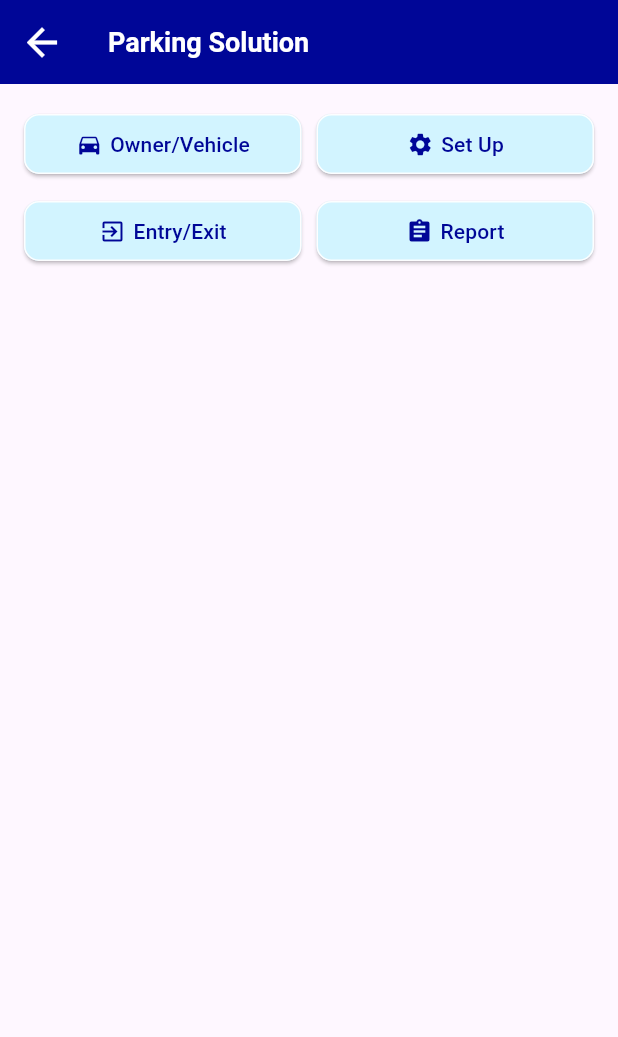
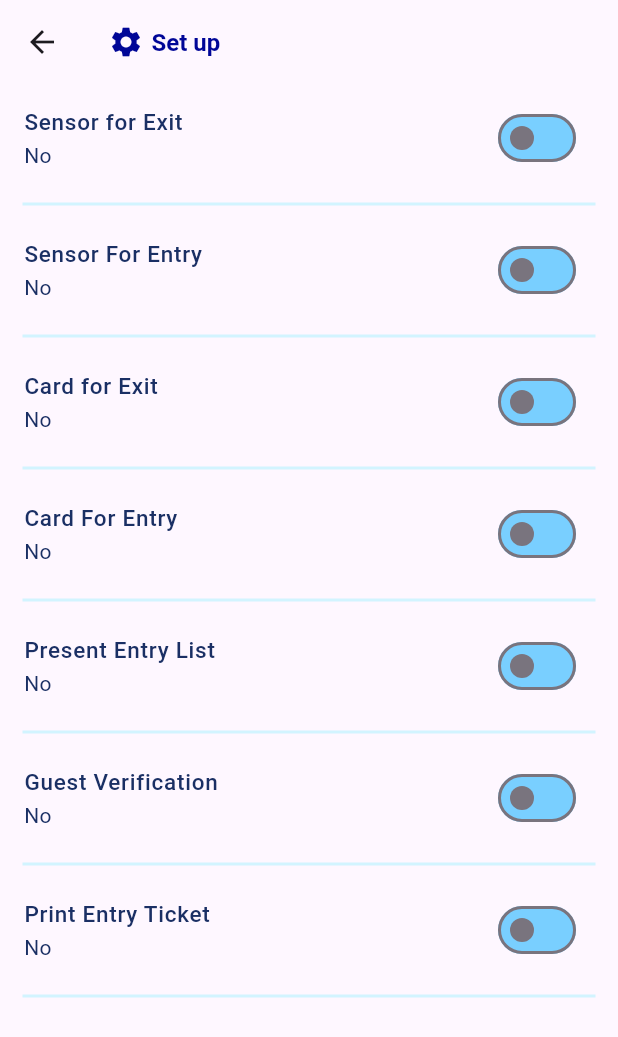
Before and after one commit to itachisem05/newparkingsolution, a Flutter app: the SetUpPage screen opened directly, after a tap on "Set Up", on a phone screen of 412 x 824 dp. Shown: the top 1037 px of the screen. Run offline on Flutter 3.47's test engine with Material 3 defaults, Android fonts, the phone set to English and light mode, and no system bars; our stand-ins replace fluttertoast; project files that could hold a hidden picture were left out.

Commit message:
SetUp_page|Onworking

```diff
--- a/lib/src/constants/colors.dart
+++ b/lib/src/constants/colors.dart
@@ -13,5 +13,6 @@ class ThemeColors {
   static const setuptextonclick = Color.fromRGBO(252, 254, 255, 1);
   static const setupborder = Color.fromRGBO(252, 254, 255, 1);
   static const setuptext = Color.fromRGBO(0, 6, 151, 1);
+  static const divider = Color.fromRGBO(210, 244, 255, 1);
 
 }
--- a/lib/Splash.dart
+++ b/lib/src/presentation/Splash.dart
@@ -1,7 +1,7 @@
 import 'dart:async';
 
 import 'package:flutter/material.dart';
-import 'package:newparkingsolution/login.dart';
+import 'package:newparkingsolution/src/presentation/login.dart';
 
 class SplashScreen extends StatefulWidget{
   const SplashScreen({Key? key}) : super(key: key);
--- a/lib/changepassword.dart
+++ b/lib/src/presentation/changepassword.dart
@@ -1,6 +1,6 @@
 import 'package:flutter/material.dart';
 import 'package:fluttertoast/fluttertoast.dart';
-import 'package:newparkingsolution/login.dart';
+import 'package:newparkingsolution/src/presentation/login.dart';
 import 'package:newparkingsolution/src/constants/colors.dart';
 
 class ChangePasswordScreen extends StatelessWidget {
--- a/lib/setup.dart
+++ b/lib/src/presentation/homepage.dart
@@ -1,5 +1,7 @@
 import 'package:flutter/material.dart';
 import 'package:newparkingsolution/src/constants/colors.dart';
+import 'package:newparkingsolution/src/presentation/setup.dart';
+import 'package:newparkingsolution/src/presentation/switchitem.dart';
 
 class SetUpPage extends StatelessWidget {
   const SetUpPage({Key? key}) : super(key: key);
@@ -91,9 +93,12 @@ class SetUpPage extends StatelessWidget {
 
                   iconData: Icons.settings, // Add the desired icon
                   onPressed: () {
-                    // Handle the "Set Up" button tap
-                  },
-                ),
+                  Navigator.push(
+                  context,
+                  MaterialPageRoute(builder: (context) =>Setup()),
+                          );
+                          },
+                       ),
                 ),
               ],
             ),
--- a/lib/login.dart
+++ b/lib/src/presentation/login.dart
@@ -1,7 +1,7 @@
 import 'package:flutter/material.dart';
-import 'package:newparkingsolution/changepassword.dart';
+import 'package:newparkingsolution/src/presentation/changepassword.dart';
 import 'package:newparkingsolution/src/constants/colors.dart';
-import 'package:newparkingsolution/setup.dart';
+import 'package:newparkingsolution/src/presentation/homepage.dart';
 class LoginScreen extends StatelessWidget {
   // ignore: non_constant_identifier_names, avoid_types_as_parameter_names
   const LoginScreen({Key? key, Key}) : super(key: key);
--- a/lib/main.dart
+++ b/lib/src/presentation/main.dart
@@ -1,5 +1,5 @@
 import 'package:flutter/material.dart';
-import 'package:newparkingsolution/Splash.dart';
+import 'package:newparkingsolution/src/presentation/Splash.dart';
 
 void main() {
   runApp(const MyApp(
--- /dev/null
+++ b/lib/src/presentation/setup.dart
@@ -0,0 +1,123 @@
+import 'package:flutter/material.dart';
+import 'package:newparkingsolution/src/constants/colors.dart';
+
+class Setup extends StatefulWidget {
+  const Setup({Key? key}) : super(key: key);
+
+  @override
+  State<Setup> createState() => _SetupState();
+}
+
+class _SetupState extends State<Setup> {
+  bool isSelected1 = false;
+  bool isSelected2 = false;
+  bool isSelected3 = false;
+  bool isSelected4 = false;
+  bool isSelected5 = false;
+  bool isSelected6 = false;
+  bool isSelected7 = false;
+
+  @override
+  Widget build(BuildContext context) {
+    return Scaffold(
+      appBar: AppBar(
+
+        leading: IconButton(
+          icon: Icon(Icons.arrow_back), // Use the default back icon
+          onPressed: () {
+            Navigator.of(context).pop();
+          },
+        ),
+        title: const Row(
+          children: [
+          Icon(
+          Icons.settings, // Use the settings icon
+          color: Color(0xFF000697), // Set the color of the icon
+        ),
+        SizedBox(width: 5),
+            Text(
+              'Set up',
+              style: TextStyle(
+                color: const Color(0xFF000697),
+                fontSize: 16,
+                fontWeight: FontWeight.w700,
+              ),
+            ),
+          ],
+        ),
+      ),
+
+      body: ListView(
+        children: [
+          buildListTile('Sensor for Exit', isSelected1, (value) {
+            setState(() {
+              isSelected1 = value;
+            });
+          }),
+          buildListTile('Sensor For Entry', isSelected2, (value) {
+            setState(() {
+              isSelected2 = value;
+            });
+          }),
+          buildListTile('Card for Exit', isSelected3, (value) {
+            setState(() {
+              isSelected3 = value;
+            });
+          }),
+          buildListTile('Card For Entry', isSelected4, (value) {
+            setState(() {
+              isSelected4 = value;
+            });
+          }),
+          buildListTile('Present Entry List', isSelected5, (value) {
+            setState(() {
+              isSelected5 = value;
+            });
+          }),
+          buildListTile('Guest Verification', isSelected6, (value) {
+            setState(() {
+              isSelected6 = value;
+            });
+          }),
+          buildListTile('Print Entry Ticket', isSelected7, (value) {
+            setState(() {
+              isSelected7 = value;
+            });
+          }),
+        ],
+      ),
+    );
+  }
+
+  Widget buildListTile(String title, bool isSelected, ValueChanged<bool> onChanged) {
+    return Column(
+      children: [
+        SwitchListTile(
+          title: Text(
+            title,
+            style: TextStyle(
+              color: ThemeColors.tLoginpg,
+              fontWeight: FontWeight.w500,
+              fontSize: 15,
+            ),
+          ),
+          value: isSelected,
+          onChanged: onChanged,
+          activeColor:const Color(0xFFD2F4FF),
+          activeTrackColor: const Color(0xFF000697),
+          inactiveTrackColor: const Color(0xFF79CFFF),
+          controlAffinity: ListTileControlAffinity.trailing,
+          subtitle: Text(isSelected ? 'Yes' : 'No', style: const TextStyle(color: ThemeColors.tLoginpg)),
+
+        ),
+        Container(
+          margin: const EdgeInsets.symmetric(horizontal: 15.0),
+          child: const Divider(
+            color: const Color(0xFFD2F4FF),
+            thickness: 2.0,
+          ),
+        ),
+      ],
+    );
+  }
+}
```
Also changed, not shown: lib/src/presentation/switchitem.dart (added, +10 -0 lines).
